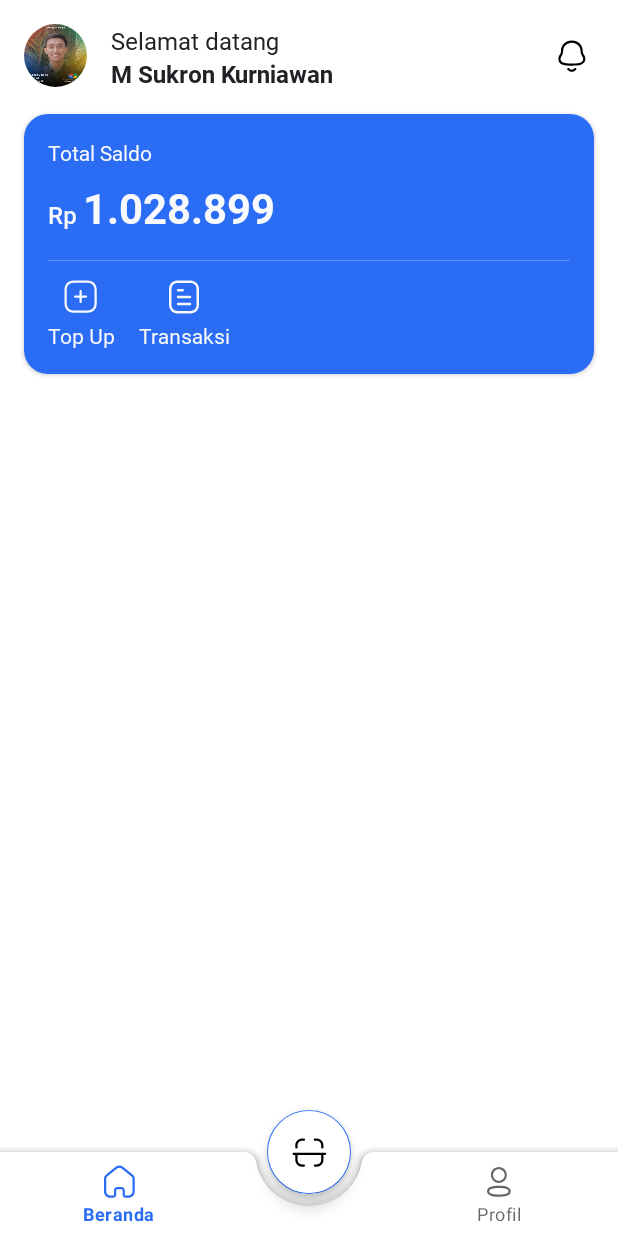
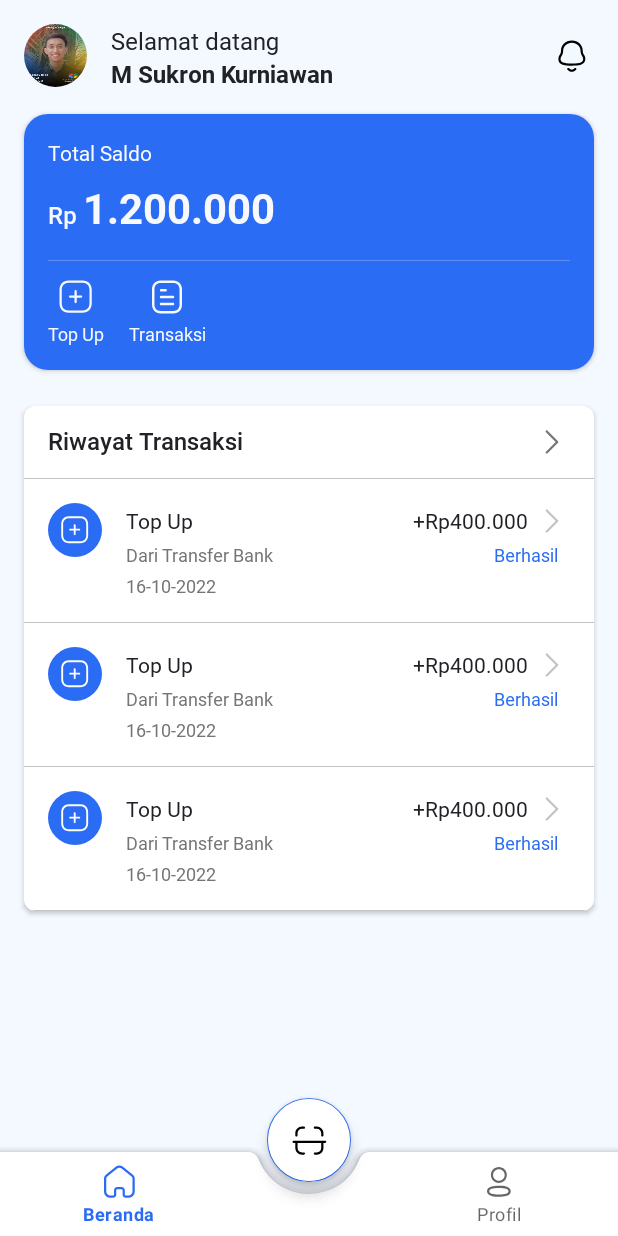
Before and after one commit to RadenMas6699/CashlessPayment, an Android app: the UserHomeFragment screen opened directly, with no data from a screen before it, on a phone screen of 412 x 824 dp. Run offline under Robolectric (Android 15) with nearby library versions, the phone set to English and light mode, and no system bars; our stand-ins replace CircleImageView.

Commit message:
design ui user

```diff
--- a/app/src/main/res/layout/activity_user_main.xml
+++ b/app/src/main/res/layout/activity_user_main.xml
@@ -16,7 +16,6 @@
         android:name="androidx.navigation.fragment.NavHostFragment"
         android:layout_width="match_parent"
         android:layout_height="match_parent"
-        android:layout_above="@id/bottomAppBar"
         app:defaultNavHost="true"
         app:navGraph="@navigation/nav_user" />
 
@@ -26,7 +25,8 @@
         android:layout_height="wrap_content"
         android:layout_gravity="bottom"
         app:fabCradleMargin="8dp"
-        app:fabCradleRoundedCornerRadius="8dp">
+        app:fabCradleRoundedCornerRadius="8dp"
+        app:fabCradleVerticalOffset="8dp">
 
         <com.google.android.material.bottomnavigation.BottomNavigationView
             android:id="@+id/navBottomUser"
--- a/app/src/main/res/layout/fragment_user_home.xml
+++ b/app/src/main/res/layout/fragment_user_home.xml
@@ -8,7 +8,7 @@
     xmlns:tools="http://schemas.android.com/tools"
     android:layout_width="match_parent"
     android:layout_height="match_parent"
-    android:background="@color/white"
+    android:background="@color/primary_light2"
     android:orientation="vertical"
     tools:context=".ui.user.UserHomeFragment">
 
@@ -132,7 +132,7 @@
                                 android:layout_height="wrap_content"
                                 android:layout_marginStart="4dp"
                                 android:fontFamily="@font/roboto_bold"
-                                android:text="1.028.899"
+                                android:text="1.200.000"
                                 android:textColor="@color/white_text"
                                 android:textSize="28sp" />
                         </LinearLayout>
@@ -140,7 +140,6 @@
                         <View
                             android:layout_width="match_parent"
                             android:layout_height="0.5dp"
-                            android:layout_below="@id/linearBalance"
                             android:layout_marginTop="16dp"
                             android:background="@color/primary_light" />
 
@@ -170,7 +169,7 @@
                                     android:fontFamily="@font/roboto"
                                     android:text="@string/top_up"
                                     android:textColor="@color/white_text"
-                                    android:textSize="14sp" />
+                                    android:textSize="12sp" />
                             </LinearLayout>
 
                             <LinearLayout
@@ -194,13 +193,55 @@
                                     android:fontFamily="@font/roboto"
                                     android:text="@string/transaksi"
                                     android:textColor="@color/white_text"
-                                    android:textSize="14sp" />
+                                    android:textSize="12sp" />
                             </LinearLayout>
                         </LinearLayout>
                     </LinearLayout>
                 </RelativeLayout>
             </androidx.cardview.widget.CardView>
 
+
+            <androidx.cardview.widget.CardView
+                android:layout_width="match_parent"
+                android:layout_height="wrap_content"
+                android:layout_marginStart="16dp"
+                android:layout_marginTop="8dp"
+                android:layout_marginEnd="16dp"
+                android:layout_marginBottom="16dp"
+                app:cardCornerRadius="8dp">
+
+                <LinearLayout
+                    android:layout_width="match_parent"
+                    android:layout_height="wrap_content"
+                    android:background="@color/white"
+                    android:orientation="vertical">
+
+                    <TextView
+                        android:layout_width="match_parent"
+                        android:layout_height="wrap_content"
+                        android:layout_marginStart="16dp"
+                        android:layout_marginEnd="16dp"
+                        android:fontFamily="@font/roboto_medium"
+                        android:paddingVertical="12dp"
+                        android:text="@string/history_transaction"
+                        android:textColor="@color/primary_text"
+                        android:textSize="16sp"
+                        app:drawableEndCompat="@drawable/ic_chevron_right"
+                        app:drawableTint="@color/secondary_text" />
+
+                    <View
+                        android:layout_width="match_parent"
+                        android:layout_height="0.5dp"
+                        android:background="@color/hint" />
+
+                    <include layout="@layout/list_transaksi" />
+
+                    <include layout="@layout/list_transaksi" />
+
+                    <include layout="@layout/list_transaksi" />
+                </LinearLayout>
+            </androidx.cardview.widget.CardView>
+
         </LinearLayout>
     </androidx.core.widget.NestedScrollView>
 
--- /dev/null
+++ b/app/src/main/res/layout/list_transaksi.xml
@@ -0,0 +1,115 @@
+<?xml version="1.0" encoding="utf-8"?><!--
+  ~ Created by RadenMas on 25/10/2022.
+  ~ Copyright (c) 2022.
+  -->
+
+<RelativeLayout xmlns:android="http://schemas.android.com/apk/res/android"
+    xmlns:app="http://schemas.android.com/apk/res-auto"
+    android:layout_width="match_parent"
+    android:layout_height="wrap_content">
+
+    <ImageView
+        android:id="@+id/imgTransaksi"
+        android:layout_width="36dp"
+        android:layout_height="36dp"
+        android:layout_marginStart="16dp"
+        android:layout_marginTop="16dp"
+        android:layout_marginEnd="16dp"
+        android:layout_marginBottom="16dp"
+        android:background="@drawable/ic_circle_dot_primary"
+        android:padding="8dp"
+        android:src="@drawable/ic_top_up"
+        app:tint="@color/white" />
+
+    <LinearLayout
+        android:id="@+id/linearHistory"
+        android:layout_width="match_parent"
+        android:layout_height="wrap_content"
+        android:layout_marginTop="16dp"
+        android:layout_marginEnd="16dp"
+        android:layout_marginBottom="16dp"
+        android:layout_toEndOf="@id/imgTransaksi"
+        android:orientation="vertical">
+
+        <RelativeLayout
+            android:layout_width="match_parent"
+            android:layout_height="wrap_content">
+
+            <TextView
+                android:layout_width="match_parent"
+                android:layout_height="wrap_content"
+                android:layout_centerInParent="true"
+                android:layout_toStartOf="@id/tvPrice"
+                android:fontFamily="@font/roboto"
+                android:text="@string/top_up"
+                android:textColor="@color/primary_text"
+                android:textSize="14sp" />
+
+            <TextView
+                android:id="@+id/tvPrice"
+                android:layout_width="wrap_content"
+                android:layout_height="wrap_content"
+                android:layout_alignParentEnd="true"
+                android:layout_centerInParent="true"
+                android:drawablePadding="4dp"
+                android:fontFamily="@font/roboto"
+                android:gravity="center_vertical"
+                android:text="+Rp400.000"
+                android:textColor="@color/primary_text"
+                android:textSize="14sp"
+                app:drawableEndCompat="@drawable/ic_chevron_right"
+                app:drawableTint="@color/hint" />
+        </RelativeLayout>
+
+        <RelativeLayout
+            android:layout_width="match_parent"
+            android:layout_height="wrap_content"
+            android:layout_marginTop="2dp">
+
+            <TextView
+                android:layout_width="match_parent"
+                android:layout_height="wrap_content"
+                android:layout_centerInParent="true"
+                android:layout_toStartOf="@id/tvStatus"
+                android:fontFamily="@font/roboto"
+                android:text="Dari Transfer Bank"
+                android:textColor="@color/secondary_text"
+                android:textSize="12sp" />
+
+            <TextView
+                android:id="@+id/tvStatus"
+                android:layout_width="wrap_content"
+                android:layout_height="wrap_content"
+                android:layout_alignParentEnd="true"
+                android:layout_centerVertical="true"
+                android:layout_marginEnd="8dp"
+                android:fontFamily="@font/roboto"
+                android:gravity="center_vertical"
+                android:text="Berhasil"
+                android:textColor="@color/primary"
+                android:textSize="12sp" />
+        </RelativeLayout>
+
+        <RelativeLayout
+            android:layout_width="match_parent"
+            android:layout_height="wrap_content"
+            android:layout_marginTop="4dp">
+
+            <TextView
+                android:id="@+id/tvTimestamp"
+                android:layout_width="match_parent"
+                android:layout_height="wrap_content"
+                android:layout_centerInParent="true"
+                android:fontFamily="@font/roboto"
+                android:text="16-10-2022"
+                android:textColor="@color/secondary_text"
+                android:textSize="12sp" />
+        </RelativeLayout>
+    </LinearLayout>
+
+    <View
+        android:layout_width="match_parent"
+        android:layout_height="0.5dp"
+        android:layout_below="@id/linearHistory"
+        android:background="@color/hint" />
+</RelativeLayout>
--- a/app/src/main/res/values/strings.xml
+++ b/app/src/main/res/values/strings.xml
@@ -27,5 +27,6 @@
     <string name="permission_granted">Izinkan</string>
     <string name="top_up">Top Up</string>
     <string name="transaksi">Transaksi</string>
+    <string name="history_transaction">Riwayat Transaksi</string>
 
 </resources>
```
